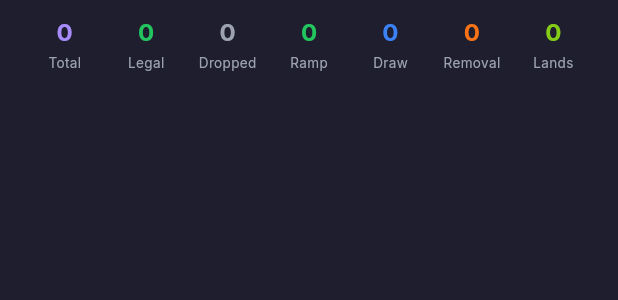
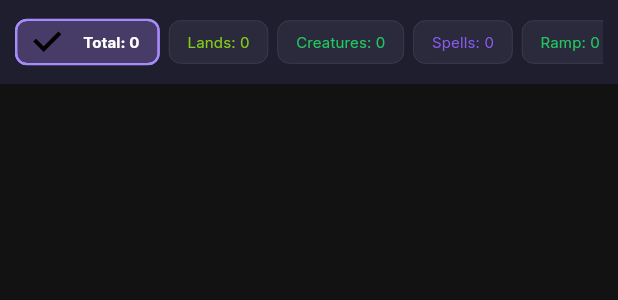
Before and after one commit to kiluae/MagicGatherer, a Flutter app: the _DiagnosisBanner widget shown alone on an empty page, opened directly with empty values, on a phone screen of 412 x 824 dp. Shown: the top 300 px of the screen. Run offline on Flutter 3.47's test engine with Material 3 defaults, Android fonts, the phone set to English and light mode, and no system bars; our stand-ins replace cached_network_image, file_picker, flutter_animate, google_fonts, pdf, shared_preferences; missing offline and left inert: desktop_drop, window_manager; accounts and stored records are empty; network calls fail.

Commit message:
feat: interactive diagnosis filter chips — click to isolate Lands/Creatures/Spells/Ramp/Draw/Removal/Wipe in the card list

```diff
--- a/flutter_app/lib/models/card_models.dart
+++ b/flutter_app/lib/models/card_models.dart
@@ -173,6 +173,24 @@ class ProxyCard {
   String get usdPrice =>
       (scryfallData['prices'] as Map?)?['usd'] as String? ?? '0.00';
   String get typeLine => scryfallData['type_line'] as String? ?? '';
+  String get oracleText => scryfallData['oracle_text'] as String? ?? '';
+
+  // ── Heuristic category getters ──────────────────────────────────────────
+  bool get isLand     => typeLine.toLowerCase().contains('land');
+  bool get isCreature => typeLine.toLowerCase().contains('creature');
+  bool get isSpell    => !isLand && !isCreature;
+
+  bool get isRamp => oracleText.toLowerCase().contains('add {') ||
+      oracleText.toLowerCase().contains('search your library for a basic land');
+
+  bool get isDraw => oracleText.toLowerCase().contains('draw a card') ||
+      oracleText.toLowerCase().contains('draw cards');
+
+  bool get isRemoval => oracleText.toLowerCase().contains('destroy target') ||
+      oracleText.toLowerCase().contains('exile target');
+
+  bool get isWipe => oracleText.toLowerCase().contains('destroy all') ||
+      oracleText.toLowerCase().contains('exile all');
 
   /// Dynamic legality check against any Scryfall format key or platform.
   bool isLegalIn(String format) {
--- a/flutter_app/lib/providers/deck_builder_provider.dart
+++ b/flutter_app/lib/providers/deck_builder_provider.dart
@@ -23,6 +23,23 @@ class DeckBuilderProvider extends ChangeNotifier {
     selectedFormat = f;
     notifyListeners();
   }
+
+  // ── Category filter ───────────────────────────────────────────────────────
+  String activeFilter = 'Total';
+
+  void setFilter(String f) {
+    activeFilter = f;
+    notifyListeners();
+  }
+
+  // ── Category counts (for diagnosis chips) ─────────────────────────────────
+  int get landCount     => parsedDeck.where((c) => c.isLand).fold(0, (s, c) => s + c.quantity);
+  int get creatureCount => parsedDeck.where((c) => c.isCreature).fold(0, (s, c) => s + c.quantity);
+  int get spellCount    => parsedDeck.where((c) => c.isSpell).fold(0, (s, c) => s + c.quantity);
+  int get rampCount     => parsedDeck.where((c) => c.isRamp).fold(0, (s, c) => s + c.quantity);
+  int get drawCount     => parsedDeck.where((c) => c.isDraw).fold(0, (s, c) => s + c.quantity);
+  int get removalCount  => parsedDeck.where((c) => c.isRemoval).fold(0, (s, c) => s + c.quantity);
+  int get wipeCount     => parsedDeck.where((c) => c.isWipe).fold(0, (s, c) => s + c.quantity);
 
   // ── Computed: legality-driven views ────────────────────────────────────────
   List<ProxyCard> get legalCards =>
--- a/flutter_app/lib/screens/deck_builder_screen.dart
+++ b/flutter_app/lib/screens/deck_builder_screen.dart
@@ -370,7 +370,7 @@ class _RightPane extends StatelessWidget {
   };
 }
 
-// ── Diagnosis Banner ────────────────────────────────────────────────────────
+// ── Diagnosis Banner (Interactive Filter Chips) ─────────────────────────────
 
 class _DiagnosisBanner extends StatelessWidget {
   final DeckBuilderProvider provider;
@@ -378,38 +378,57 @@ class _DiagnosisBanner extends StatelessWidget {
 
   @override
   Widget build(BuildContext context) {
-    final d       = provider.diagnosis;
+    final total   = provider.parsedDeck.fold(0, (s, c) => s + c.quantity);
     final dropped = provider.droppedCards.length;
+    final active  = provider.activeFilter;
 
     return Container(
       color: kBgPane,
-      padding: const EdgeInsets.symmetric(horizontal: 16, vertical: 10),
-      child: Row(
-        children: [
-          _stat('Total', '${d.totalCards + dropped}', kAccentLight),
-          _stat('Legal', '${d.totalCards}', const Color(0xFF22C55E)),
-          _stat('Dropped', '$dropped',
-              dropped > 0 ? const Color(0xFFEF4444) : kTextMuted),
-          _stat('Ramp', '${d.rampCount}', const Color(0xFF22C55E)),
-          _stat('Draw', '${d.drawCount}', const Color(0xFF3B82F6)),
-          _stat('Removal', '${d.removalCount}', const Color(0xFFF97316)),
-          _stat('Lands', '${d.landCount}', const Color(0xFF84CC16)),
-        ],
+      padding: const EdgeInsets.symmetric(horizontal: 10, vertical: 8),
+      child: SingleChildScrollView(
+        scrollDirection: Axis.horizontal,
+        child: Row(
+          children: [
+            _chip('Total',     '$total',                     kAccentLight,          active, provider),
+            _chip('Lands',     '${provider.landCount}',      const Color(0xFF84CC16), active, provider),
+            _chip('Creatures', '${provider.creatureCount}',  const Color(0xFF22C55E), active, provider),
+            _chip('Spells',    '${provider.spellCount}',     const Color(0xFF8B5CF6), active, provider),
+            _chip('Ramp',      '${provider.rampCount}',      const Color(0xFF22C55E), active, provider),
+            _chip('Draw',      '${provider.drawCount}',      const Color(0xFF3B82F6), active, provider),
+            _chip('Removal',   '${provider.removalCount}',   const Color(0xFFF97316), active, provider),
+            _chip('Wipe',      '${provider.wipeCount}',      const Color(0xFFEF4444), active, provider),
+            if (dropped > 0)
+              _chip('Dropped', '$dropped', const Color(0xFFEF4444), active, provider),
+          ],
+        ),
       ),
     );
   }
 
-  Widget _stat(String label, String value, Color color) => Expanded(
-    child: Column(children: [
-      Text(value, style: TextStyle(
-          color: color, fontSize: 16, fontWeight: FontWeight.bold)),
-      const SizedBox(height: 2),
-      Text(label, style: const TextStyle(color: kTextMuted, fontSize: 9)),
-    ]),
-  );
+  Widget _chip(String label, String count, Color color, String active,
+      DeckBuilderProvider provider) {
+    final selected = active == label;
+    return Padding(
+      padding: const EdgeInsets.only(right: 6),
+      child: ChoiceChip(
+        label: Text('$label: $count', style: TextStyle(
+          fontSize: 10,
+          fontWeight: selected ? FontWeight.bold : FontWeight.normal,
+          color: selected ? Colors.white : color,
+        )),
+        selected: selected,
+        onSelected: (_) => provider.setFilter(selected ? 'Total' : label),
+        selectedColor: color.withValues(alpha: 0.35),
+        backgroundColor: kBgCard,
+        side: BorderSide(color: selected ? color : kBorder, width: selected ? 1.5 : 0.5),
+        visualDensity: VisualDensity.compact,
+        padding: const EdgeInsets.symmetric(horizontal: 4),
+      ),
+    );
+  }
 }
 
-// ── Smart Card List ─────────────────────────────────────────────────────────
+// ── Smart Card List (with filter) ───────────────────────────────────────────
 
 class _SmartCardList extends StatelessWidget {
   final DeckBuilderProvider provider;
@@ -417,19 +436,45 @@ class _SmartCardList extends StatelessWidget {
 
   @override
   Widget build(BuildContext context) {
-    final deck       = provider.parsedDeck;
-    final format     = provider.selectedFormat;
+    final format      = provider.selectedFormat;
     final suggestions = provider.suggestions;
+    final filter      = provider.activeFilter;
+
+    // Apply heuristic filter
+    final displayedDeck = provider.parsedDeck.where((card) {
+      switch (filter) {
+        case 'Total':     return true;
+        case 'Lands':     return card.isLand;
+        case 'Creatures': return card.isCreature;
+        case 'Spells':    return card.isSpell;
+        case 'Ramp':      return card.isRamp;
+        case 'Draw':      return card.isDraw;
+        case 'Removal':   return card.isRemoval;
+        case 'Wipe':      return card.isWipe;
+        case 'Dropped':   return !card.isLegalIn(format);
+        default:          return true;
+      }
+    }).toList();
+
+    if (displayedDeck.isEmpty) {
+      return Center(
+        child: Text('No $filter cards found.',
+            style: const TextStyle(color: kTextMuted, fontSize: 13)),
+      );
+    }
 
     return ListView.builder(
       padding: const EdgeInsets.symmetric(vertical: 4),
-      itemCount: deck.length,
+      itemCount: displayedDeck.length,
       itemBuilder: (ctx, i) {
-        final card   = deck[i];
-        final legal  = card.isLegalIn(format);
+        final card  = displayedDeck[i];
+        final legal = card.isLegalIn(format);
 
         if (legal) {
-          return _LegalCardRow(index: i, card: card);
+          return _LegalCardRow(
+            index: provider.parsedDeck.indexOf(card),
+            card: card,
+          );
         } else {
           return _IllegalCardRow(
             card: card,
```
